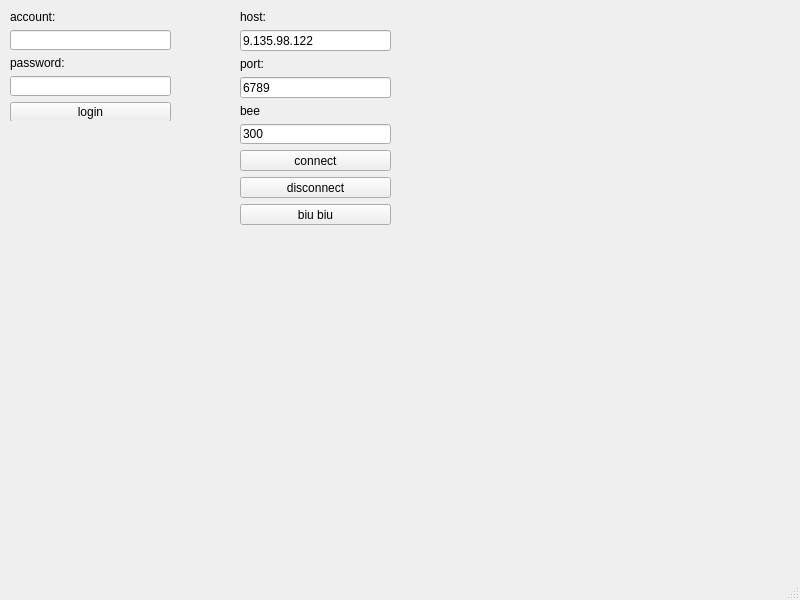
Qt form qtclient/mainwindow.ui (KanKanTAD/im_client) before a commit.
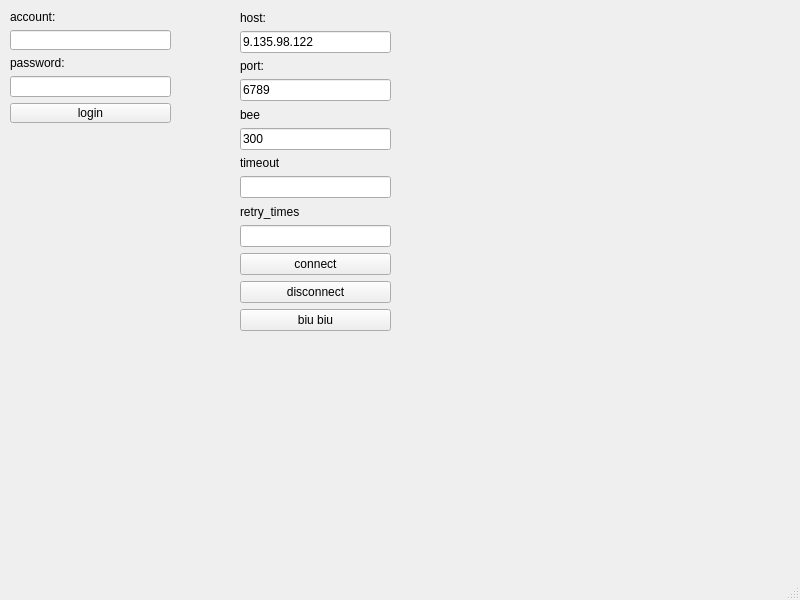
The same form after that commit.

Diff of the .ui file:
```diff
--- a/qtclient/mainwindow.ui
+++ b/qtclient/mainwindow.ui
@@ -14,13 +14,13 @@
    <string>MainWindow</string>
   </property>
   <widget class="QWidget" name="centralwidget">
-   <widget class="QWidget" name="">
+   <widget class="QWidget" name="layoutWidget">
     <property name="geometry">
      <rect>
       <x>10</x>
       <y>10</y>
       <width>161</width>
-      <height>111</height>
+      <height>113</height>
      </rect>
     </property>
     <layout class="QVBoxLayout" name="verticalLayout">
@@ -53,13 +53,13 @@
      </item>
     </layout>
    </widget>
-   <widget class="QWidget" name="">
+   <widget class="QWidget" name="layoutWidget">
     <property name="geometry">
      <rect>
       <x>240</x>
       <y>10</y>
       <width>151</width>
-      <height>215</height>
+      <height>321</height>
      </rect>
     </property>
     <layout class="QVBoxLayout" name="verticalLayout_2">
@@ -105,6 +105,26 @@
        </property>
       </widget>
      </item>
+     <item>
+      <widget class="QLabel" name="label_6">
+       <property name="text">
+        <string>timeout</string>
+       </property>
+      </widget>
+     </item>
+     <item>
+      <widget class="QLineEdit" name="timeout_edit"/>
+     </item>
+     <item>
+      <widget class="QLabel" name="label_7">
+       <property name="text">
+        <string>retry_times</string>
+       </property>
+      </widget>
+     </item>
+     <item>
+      <widget class="QLineEdit" name="retrytimes_edit"/>
+     </item>
      <item>
       <widget class="QPushButton" name="conn_btn">
        <property name="text">
```
